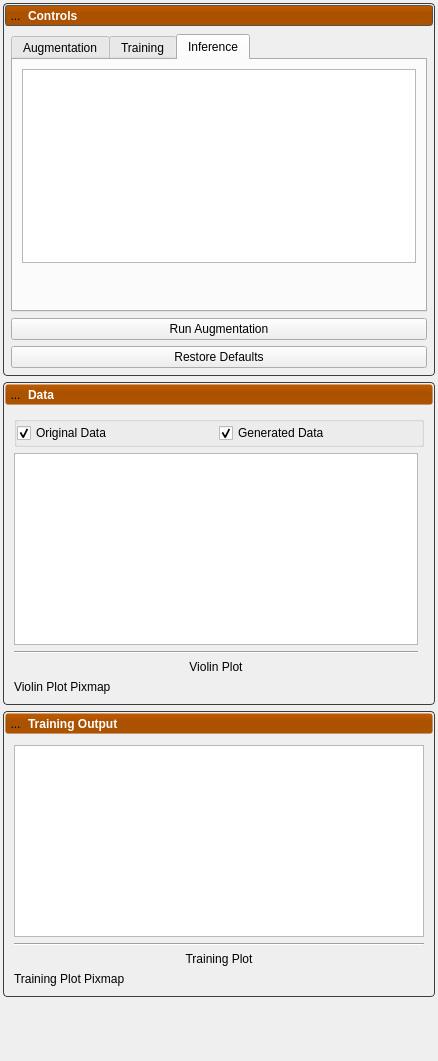
SCIInstitute/ShapeWorks, file Studio/src/DeepSSM/DeepSSMTool.ui: the form before one commit.
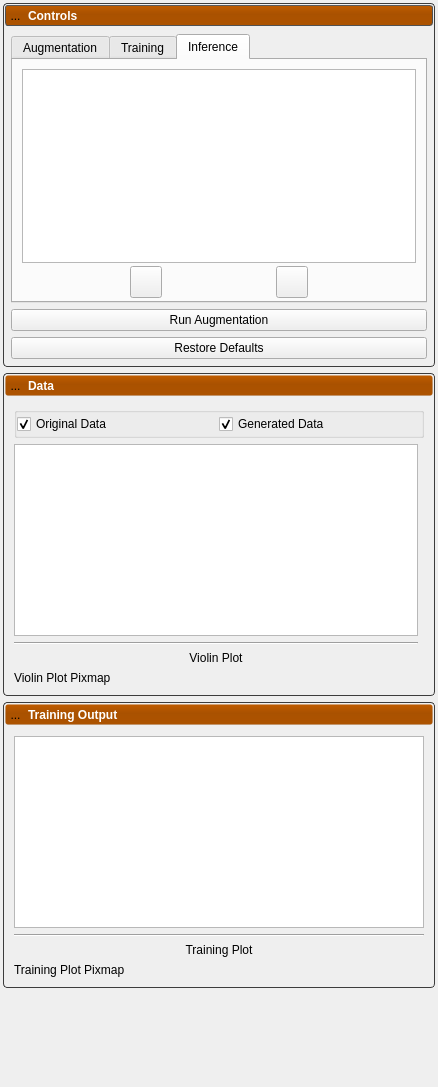
The form after the commit. Icons and pictures are not drawn.

What changed in the file:
```diff
--- a/Studio/src/DeepSSM/DeepSSMTool.ui
+++ b/Studio/src/DeepSSM/DeepSSMTool.ui
@@ -7,7 +7,7 @@
     <x>0</x>
     <y>0</y>
     <width>438</width>
-    <height>1047</height>
+    <height>1087</height>
    </rect>
   </property>
   <property name="windowTitle">
@@ -20,10 +20,6 @@
   background: rgb(90,90,90);
 }
 
-QWidget#widget {
- background-color: rgba(0,0,255,255);
-}
-
 QToolButton{
 	border: 1px solid rgba( 0, 0, 0, 0 );
 	margin: 0, 0, 0, 0;
@@ -601,13 +597,38 @@
                 <string>Inference</string>
                </attribute>
                <layout class="QGridLayout" name="gridLayout_2">
+                <property name="bottomMargin">
+                 <number>3</number>
+                </property>
+                <property name="verticalSpacing">
+                 <number>3</number>
+                </property>
                 <item row="0" column="0">
                  <widget class="QTableWidget" name="inference_table"/>
                 </item>
                 <item row="1" column="0">
-                 <layout class="QHBoxLayout" name="horizontalLayout2">
+                 <widget class="QWidget" name="widget" native="true">
+                  <property name="sizePolicy">
+                   <sizepolicy hsizetype="Preferred" vsizetype="Fixed">
+                    <horstretch>0</horstretch>
+                    <verstretch>0</verstretch>
+                   </sizepolicy>
+                  </property>
+                  <layout class="QHBoxLayout" name="horizontalLayout">
+                   <property name="leftMargin">
+                    <number>0</number>
+                   </property>
+                   <property name="topMargin">
+                    <number>0</number>
+                   </property>
+                   <property name="rightMargin">
+                    <number>0</number>
+                   </property>
+                   <property name="bottomMargin">
+                    <number>0</number>
+                   </property>
                   <item>
-                   <widget class="QToolButton" name="inference_delete">
+                    <widget class="QPushButton" name="inference_delete">
                     <property name="minimumSize">
                      <size>
                       <width>32</width>
@@ -633,7 +654,7 @@
                    </widget>
                   </item>
                   <item>
-                   <widget class="QToolButton" name="inference_import">
+                    <widget class="QPushButton" name="inference_import">
                     <property name="minimumSize">
                      <size>
                       <width>32</width>
@@ -659,6 +680,7 @@
                    </widget>
                   </item>
                  </layout>
+                 </widget>
                 </item>
                </layout>
               </widget>
```
Left out of the diff: 4 changed lines with no effect on the pictures. Lines whose indentation alone changed are shown as unchanged.
